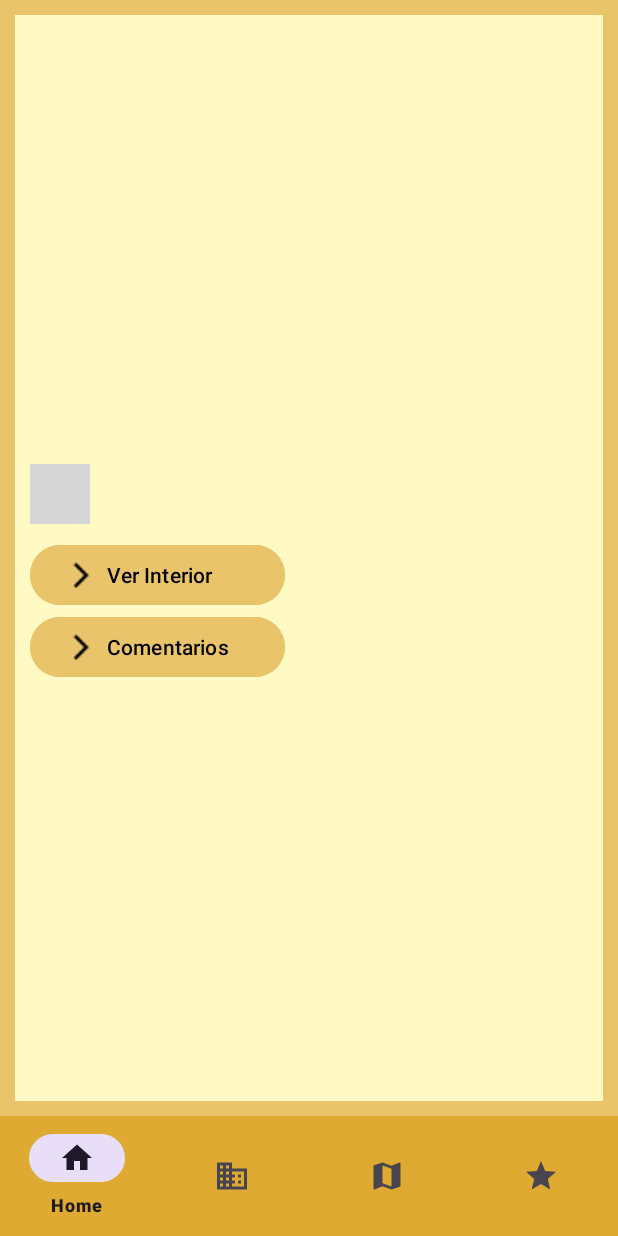
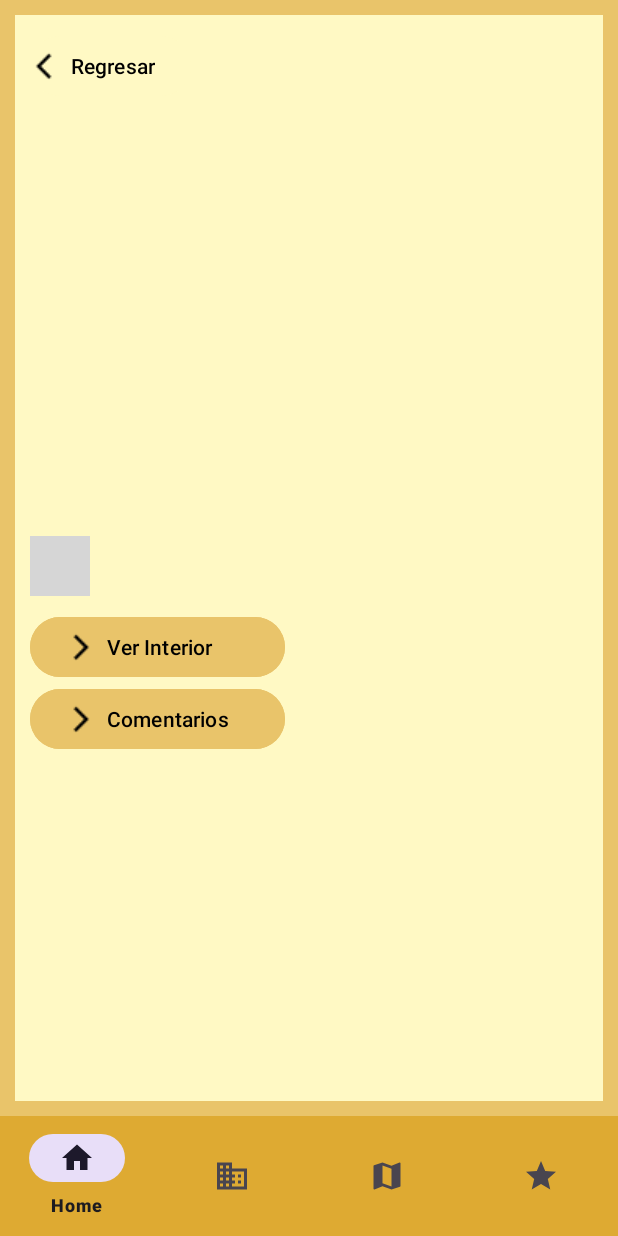
Before and after one commit to AnthonyM-ed/LoginSample-DAO-Room, an Android app: the fragment DetailFragment placed in its activity, on a phone screen of 412 x 824 dp. Run offline under Robolectric (Android 15) with nearby library versions, the phone set to English and light mode, and no system bars; grey boxes are pictures that could not be loaded.

Commit message:
Boton para regresar

```diff
--- a/app/src/main/java/com/example/loginsample/fragments/DetailFragment.java
+++ b/app/src/main/java/com/example/loginsample/fragments/DetailFragment.java
@@ -43,6 +43,7 @@ public class DetailFragment extends Fragment {
         Button btnViewMansion = view.findViewById(R.id.btn_view_mansion);
         Button btnViewComments = view.findViewById(R.id.btn_view_comments);
         ImageView btnPlay = view.findViewById(R.id.image_play);
+        Button btnBackToList = view.findViewById(R.id.btn_back_to_list);
 
         btnPlay.setOnClickListener(v -> {
             Intent playIntent = new Intent(requireContext(), MusicService.class);
@@ -84,6 +85,8 @@ public class DetailFragment extends Fragment {
                     .commit();
         });
 
+        btnBackToList.setOnClickListener(v -> getParentFragmentManager().popBackStack());
+
         return view;
     }
 
--- a/app/src/main/res/layout/fragment_detail.xml
+++ b/app/src/main/res/layout/fragment_detail.xml
@@ -18,6 +18,17 @@
             android:layout_height="wrap_content"
             android:background="#FFF9C4"
             android:orientation="vertical">
+
+            <Button
+                android:id="@+id/btn_back_to_list"
+                android:layout_width="wrap_content"
+                android:layout_height="wrap_content"
+                android:backgroundTint="#FFF9C4"
+                android:drawableLeft="@drawable/left_arrow"
+                android:gravity="start|center_vertical"
+                android:paddingStart="0dp"
+                android:text="Regresar"
+                android:textColor="@color/black" />
 
             <TextView
                 android:id="@+id/title_text_view"
```
